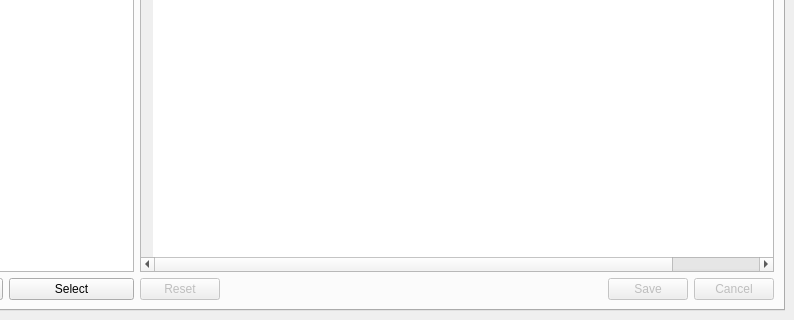
Old version of the form cjk-trainer/ui/MainWindow.ui in the repository mruiz42/cjk-trainer; both pictures show x 166 to 960 and y 400 to 720 of the 960 by 720 pixel window.
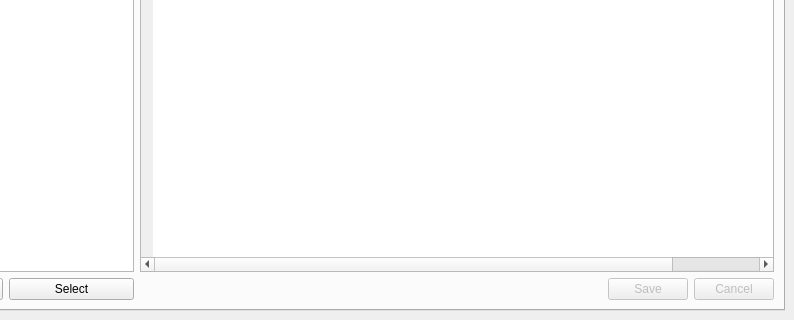
New version of the form. Icons and pictures are not drawn.

Commit message: working on QTableWidget data IO, tab switching locks and general UI additions

The edit to the form file:
```diff
--- a/cjk-trainer/ui/MainWindow.ui
+++ b/cjk-trainer/ui/MainWindow.ui
@@ -313,7 +313,7 @@
                <bool>false</bool>
               </property>
               <property name="standardButtons">
-               <set>QDialogButtonBox::Cancel|QDialogButtonBox::Reset|QDialogButtonBox::Save</set>
+               <set>QDialogButtonBox::Cancel|QDialogButtonBox::Save</set>
               </property>
               <property name="centerButtons">
                <bool>false</bool>
```
The commit also changes 1 other file.
